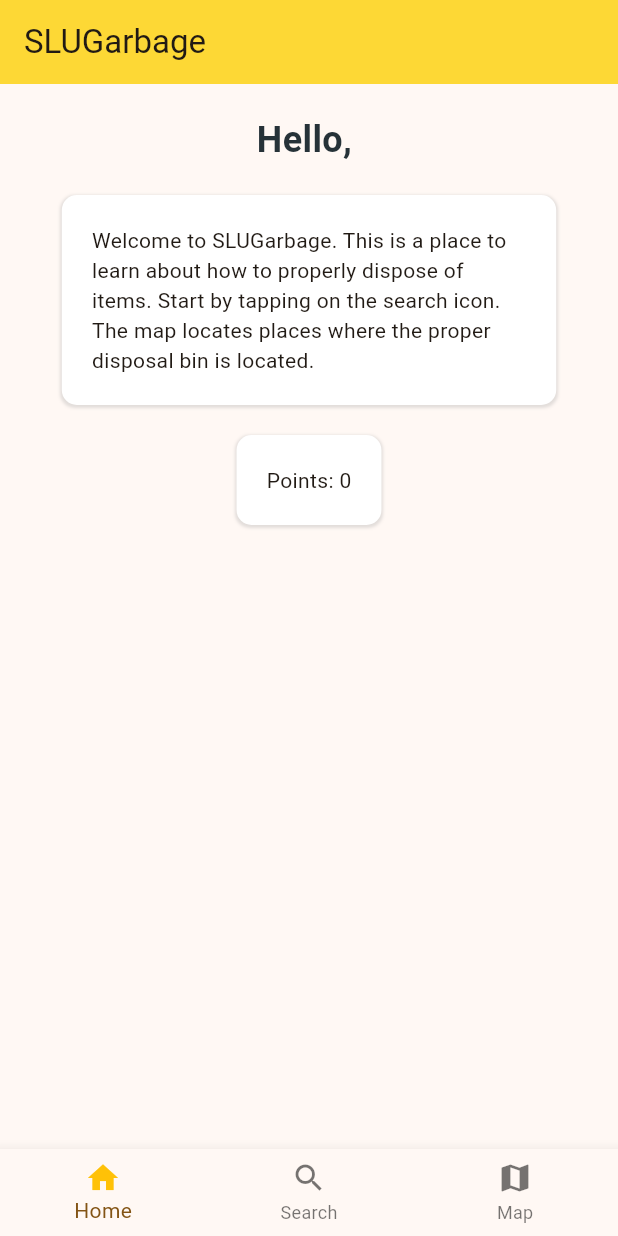
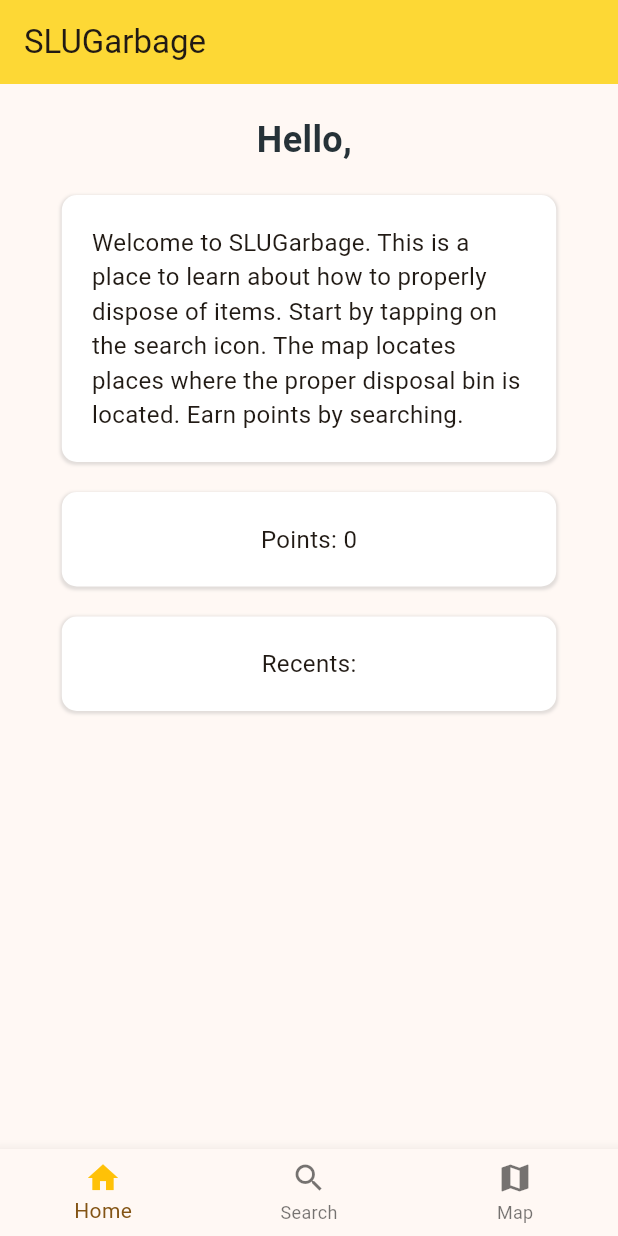
Before and after one commit to icecoldsprite1/SLUGarbage, a Flutter app: the MyHomePage screen opened directly, on a phone screen of 412 x 824 dp. Run offline on Flutter 3.47's test engine with Material 3 defaults, Android fonts, the phone set to English and light mode, and no system bars.

Commit message:
updated homepage

```diff
--- /dev/null
+++ b/devtools_options.yaml
@@ -0,0 +1 @@
+extensions:
--- a/lib/home_page.dart
+++ b/lib/home_page.dart
@@ -9,8 +9,6 @@ class HomePage extends StatelessWidget {
   @override
   Widget build(BuildContext context) {
     var appState = context.watch<MyAppState>();
-    double screenWidth = MediaQuery.of(context).size.width;
-    double margin = screenWidth * 0.1;
 
     return Column(children: [
       const SizedBox(height: 20),
@@ -25,7 +23,27 @@ class HomePage extends StatelessWidget {
         ),
       ),
       const SizedBox(height: 20),
-      Container(
+      const HomePageContainer(
+          text:
+              'Welcome to SLUGarbage. This is a place to learn about how to properly dispose of items. Start by tapping on the search icon. The map locates places where the proper disposal bin is located. Earn points by searching.'),
+      const SizedBox(height: 20),
+      HomePageContainer(text: 'Points: ${appState.points}'),
+      const SizedBox(height: 20),
+      const HomePageContainer(text: 'Recents:'),
+    ]);
+  }
+}
+
+class HomePageContainer extends StatelessWidget {
+  final String text;
+
+  const HomePageContainer({super.key, required this.text});
+
+  @override
+  Widget build(BuildContext context) {
+    double screenWidth = MediaQuery.of(context).size.width;
+    double margin = screenWidth * 0.1;
+    return Container(
         margin: EdgeInsets.symmetric(horizontal: margin),
         padding: const EdgeInsets.all(20),
         decoration: BoxDecoration(
@@ -40,26 +58,6 @@ class HomePage extends StatelessWidget {
             ),
           ],
         ),
-        child: const Text(
-            'Welcome to SLUGarbage. This is a place to learn about how to properly dispose of items. Start by tapping on the search icon. The map locates places where the proper disposal bin is located.'),
-      ),
-      const SizedBox(height: 20),
-      Container(
-          margin: EdgeInsets.symmetric(horizontal: margin),
-          padding: const EdgeInsets.all(20),
-          decoration: BoxDecoration(
-            color: Colors.white,
-            borderRadius: BorderRadius.circular(10),
-            boxShadow: [
-              BoxShadow(
-                color: Colors.grey.withOpacity(0.3),
-                spreadRadius: 1,
-                blurRadius: 1,
-                offset: const Offset(0, 1),
-              ),
-            ],
-          ),
-          child: Text('Points: ${appState.points}')),
-    ]);
+        child: Center(child: Text(text, style: const TextStyle(fontSize: 16))));
   }
 }
--- a/lib/main.dart
+++ b/lib/main.dart
@@ -30,14 +30,12 @@ class MyApp extends StatelessWidget {
 
 class MyAppState extends ChangeNotifier {
   var current = '';
-
   void text(String stuff) {
     current = stuff;
     notifyListeners();
   }
 
   var names = <String>[];
-
   void toggleNames() {
     if (names.contains(current)) {
       names.remove(current);
@@ -108,15 +106,6 @@ class _MyHomePageState extends State<MyHomePage> {
         ],
       ),
     );
-  }
-}
-
-class DisposalPage extends StatelessWidget {
-  const DisposalPage({super.key});
-
-  @override
-  Widget build(BuildContext context) {
-    return const Placeholder();
   }
 }
 
--- a/lib/map_page.dart
+++ b/lib/map_page.dart
@@ -1,72 +1,10 @@
 import 'package:flutter/material.dart';
-import 'package:flutter_osm_plugin/flutter_osm_plugin.dart';
-// import 'main.dart';
 
 class MapPage extends StatelessWidget {
-  MapPage({super.key});
-
-  // default constructor
-  // final MapController mapController = MapController();
-  //   initPosition: GeoPoint(latitude: 47.4358055, longitude: 8.4737324),
-  //   areaLimit: BoundingBox(
-  //     east: 10.4922941,
-  //     north: 47.8084648,
-  //     south: 45.817995,
-  //     west: 5.9559113,
-  //   ),
-  // );
+  const MapPage({super.key});
 
   @override
   Widget build(BuildContext context) {
-    return Scaffold(
-        // appBar: AppBar(title: const Text("map")),
-        // body: OSMFlutter(
-        //     controller: mapController,
-        //     osmOption: const OSMOption(
-        //         userTrackingOption: UserTrackingOption(
-        //       enableTracking: true,
-        //       unFollowUser: false,
-        // )
-        //   zoomOption: ZoomOption(
-        //     initZoom: 8,
-        //     minZoomLevel: 3,
-        //     maxZoomLevel: 19,
-        //     stepZoom: 1.0,
-        //   ),
-        //   userLocationMarker: UserLocationMaker(
-        //     personMarker: MarkerIcon(
-        //       icon: Icon(
-        //         Icons.location_history_rounded,
-        //         color: Colors.red,
-        //         size: 48,
-        //       ),
-        //     ),
-        //     directionArrowMarker: MarkerIcon(
-        //       icon: Icon(
-        //         Icons.double_arrow,
-        //         size: 48,
-        //       ),
-        //     ),
-        //   ),
-        //   roadConfiguration: RoadOption(
-        //     roadColor: Colors.yellowAccent,
-        //   ),
-        //   markerOption: MarkerOption(
-        //       defaultMarker: MarkerIcon(
-        //     icon: Icon(
-        //       Icons.person_pin_circle,
-        //       color: Colors.blue,
-        //       size: 56,
-        //     ),
-        //   )),
-        // ))
-        );
+    return const Placeholder();
   }
 }
-
-// class Map extends StatefulWidget {
-//   const Map({super.key})
-
-//   @override
-//   State<StatefulWidget> createState() => _MapState();
-// }
--- a/pubspec.yaml
+++ b/pubspec.yaml
@@ -36,9 +36,6 @@ dependencies:
   # Use with the CupertinoIcons class for iOS style icons.
   cupertino_icons: ^1.0.2
   provider: ^6.1.1
-
-  # Open Street Map Plugin
-  flutter_osm_plugin: ^0.70.4
 
 dev_dependencies:
   flutter_test:
```
Also changed, not shown: pubspec.lock, 11 other files.
